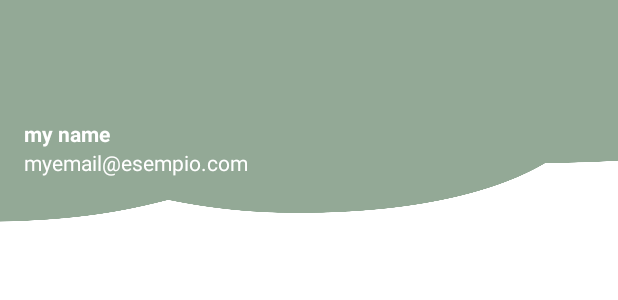
After one commit to ErikaCorona/PROGETTO_BIBLIOTECA, an Android app: the layout navigazione_header.xml on its own in the app's theme, with its tools: preview values and no code run, on a phone screen of 412 x 824 dp. The commit adds this screen. Shown: the top 300 px of the screen. Run offline under Robolectric (Android 15) with nearby library versions, the phone set to English and light mode, and no system bars.

Commit message:
navigazione header + navigazione menu (pannello laterale) + swipe in/out DA UNIRE IN MAINACT IN PAG DOPO LOGIN/SIGNUP

```diff
--- a/app/src/main/AndroidManifest.xml
+++ b/app/src/main/AndroidManifest.xml
@@ -20,6 +20,9 @@
 
                 <category android:name="android.intent.category.LAUNCHER" />
             </intent-filter>
+            <meta-data
+                android:name="android.app.lib_name"
+                android:value="" />
         </activity>
     </application>
 
--- /dev/null
+++ b/app/src/main/res/drawable/baseline_checklist_24.xml
@@ -0,0 +1,5 @@
+<vector xmlns:android="http://schemas.android.com/apk/res/android" android:height="24dp" android:tint="#93A996" android:viewportHeight="24" android:viewportWidth="24" android:width="24dp">
+
+    <path android:fillColor="@android:color/white" android:pathData="M22,7h-9v2h9V7zM22,15h-9v2h9V15zM5.54,11L2,7.46l1.41,-1.41l2.12,2.12l4.24,-4.24l1.41,1.41L5.54,11zM5.54,19L2,15.46l1.41,-1.41l2.12,2.12l4.24,-4.24l1.41,1.41L5.54,19z"/>
+
+</vector>
--- a/app/src/main/res/layout/activity_main_nuovo.xml
+++ b/app/src/main/res/layout/activity_main_nuovo.xml
@@ -44,4 +44,5 @@
 
    </androidx.constraintlayout.widget.ConstraintLayout>
 
+
 </androidx.constraintlayout.widget.ConstraintLayout>
--- /dev/null
+++ b/app/src/main/res/layout/navigazione_header.xml
@@ -0,0 +1,31 @@
+<?xml version="1.0" encoding="utf-8"?>
+<LinearLayout xmlns:android="http://schemas.android.com/apk/res/android"
+    android:layout_width="match_parent"
+    android:layout_height="150dp"
+    android:background="@drawable/menuheader1"
+    android:gravity="bottom"
+    android:orientation="vertical"
+    android:padding="16dp"
+    android:theme="@style/ThemeOverlay.AppCompat.Dark">
+
+    <!-- <ImageView
+        android:layout_width="wrap_content"
+        android:layout_height="wrap_content"
+        android:src="@drawable/logoimg" /> -->
+
+    <TextView
+        android:layout_width="wrap_content"
+        android:layout_height="wrap_content"
+        android:text="my name"
+        android:textColor="@color/white"
+        android:textStyle="bold" />
+
+    <TextView
+        android:layout_width="wrap_content"
+        android:layout_height="wrap_content"
+        android:layout_marginBottom="16dp"
+        android:text="myemail@esempio.com"
+        android:textColor="@color/white"
+        android:textSize="14sp" />
+
+</LinearLayout>
--- a/app/src/main/res/values/strings.xml
+++ b/app/src/main/res/values/strings.xml
@@ -1,5 +1,6 @@
 <resources>
-    <string name="app_name">PROGETTO BIBLIOTECA</string>
+    <string name="app_name">Instant Books </string>
     <!-- TODO: Remove or change this placeholder text -->
-    <string name="hello_blank_fragment">Hello blank fragment</string>
+    <string name="open_nav">Open Navigation</string>
+    <string name="close_nav">Close Navigation</string>
 </resources>
--- a/app/src/main/res/values/themesNEW.xml
+++ b/app/src/main/res/values/themesNEW.xml
@@ -13,4 +13,8 @@
         <item name="android:statusBarColor">?attr/colorPrimaryVariant</item>
     </style>
 
+    <style name="DialogAnimation">
+        <item name="android:windowEnterAnimation">@anim/swipe_in</item>
+        <item name="android:windowExitAnimation">@anim/swipe_out</item>
+    </style>
 </resources>
```
Also changed, not shown: app/src/main/res/anim/swipe_in.xml (added, +8 -0 lines), app/src/main/res/anim/swipe_out.xml (added, +8 -0 lines), app/src/main/res/drawable/baseline_menu_book_24.xml (added, +11 -0 lines), app/src/main/res/drawable/finestrabg.xml (added, +17 -0 lines), app/src/main/res/menu/navigazione_menu.xml (added, +45 -0 lines), app/src/main/res/drawable/logoimg.png (added), app/src/main/res/drawable/menuheader1.png (added).
